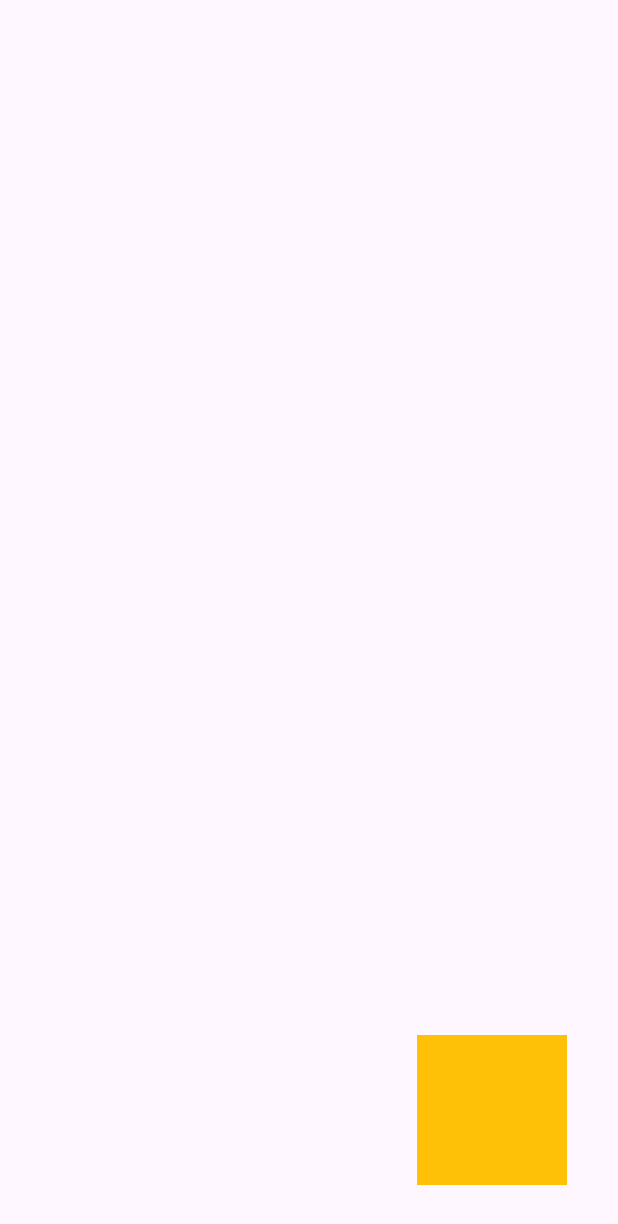
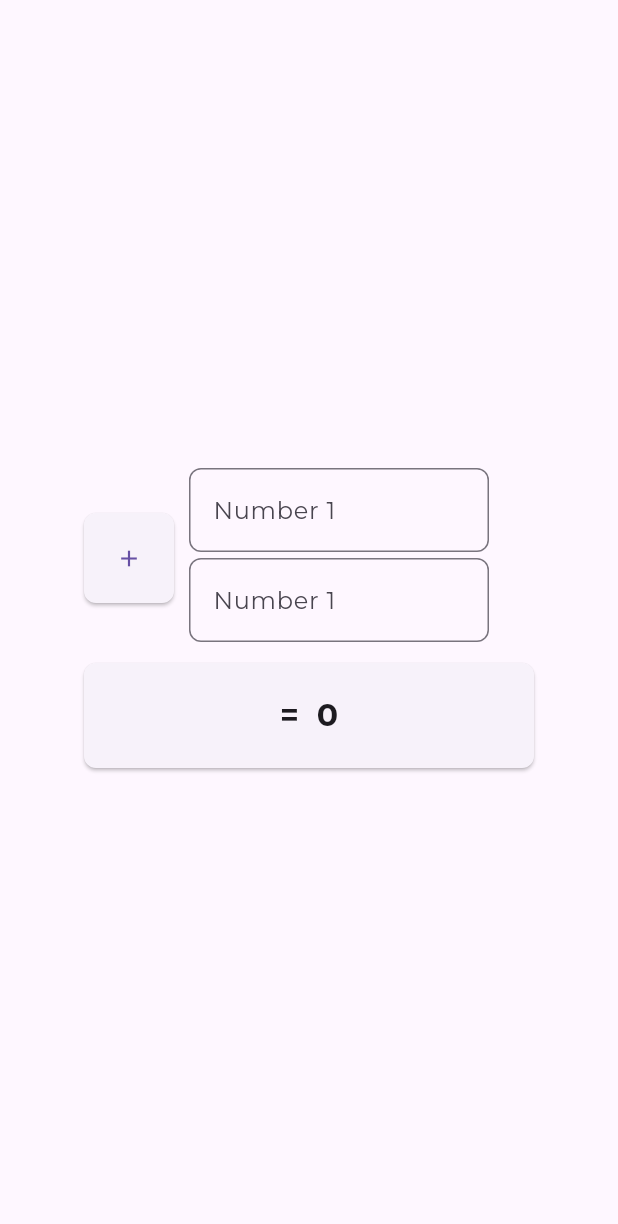
Before and after one commit to masked-redhat/learn-flutter, a Flutter app: the screen it shows after launch, on a phone screen of 412 x 824 dp. Shown: the top 1224 px of the screen. Run offline on Flutter 3.47's test engine with Material 3 defaults, Android fonts, the phone set to English and light mode, and no system bars; our stand-ins replace font_awesome_flutter; project files that could hold a hidden picture were left out.

Commit message:
project: small calc application

```diff
--- a/lib/main.dart
+++ b/lib/main.dart
@@ -1,5 +1,6 @@
 import 'package:app1/util/util.dart';
 import 'package:flutter/material.dart';
+import 'package:flutter/services.dart';
 import 'package:intl/intl.dart';
 import 'package:font_awesome_flutter/font_awesome_flutter.dart';
 
@@ -29,29 +30,136 @@ class MainApp extends StatelessWidget {
 }
 
 class MainWidget extends StatefulWidget {
-  const MainWidget({super.key});
-
   @override
-  State<MainWidget> createState() => _MainWidget();
+  State<MainWidget> createState() => MainWidgetState();
 }
 
-class _MainWidget extends State<MainWidget> {
+class MainWidgetState extends State<MainWidget> {
+  final number1Controller = TextEditingController();
+  final number2Controller = TextEditingController();
+
+  int sum = 0;
+  var operators = [Icons.add, Icons.remove, Icons.close];
+  var currOp = 0;
+
+  void changeOperator() {
+    setState(() {
+      currOp = (currOp + 1) % operators.length;
+    });
+  }
+
+  void calculate() {
+    var num1Text = number1Controller.text;
+    var num2Text = number2Controller.text;
+    int num1 = num1Text.isEmpty ? 0 : int.parse(num1Text);
+    int num2 = num2Text.isEmpty ? 0 : int.parse(num2Text);
+
+    int result = 0;
+
+    switch (currOp) {
+      case 0:
+        result = num1 + num2;
+        break;
+      case 1:
+        result = num1 - num2;
+        break;
+      case 2:
+        result = num1 * num2;
+        break;
+      default:
+    }
+
+    setState(() {
+      sum = result;
+    });
+  }
+
   @override
   Widget build(BuildContext context) {
     return Scaffold(
-      body: Container(
-        width: double.infinity,
-        height: double.infinity,
-        child: Stack(
-          children: [
-            Positioned(
-              right: 34,
-              bottom: 34,
-              child: Container(width: 100, height: 100, color: Colors.amber),
-            ),
-          ],
+      body: Center(
+        child: SizedBox(
+          width: 300,
+          height: 400,
+          child: Column(
+            mainAxisAlignment: MainAxisAlignment.center,
+            children: [
+              Row(
+                children: [
+                  _operatorBtn(),
+                  SizedBox(width: 10),
+                  Column(
+                    children: [
+                      _numInput(controller: number1Controller),
+                      _numInput(controller: number2Controller),
+                    ],
+                  ),
+                ],
+              ),
+              SizedBox(height: 10),
+              _equalsBtn(context, calculate),
+            ],
+          ),
+        ),
+      ),
+    );
+  }
+
+  SizedBox _operatorBtn() {
+    return SizedBox(
+      width: 60,
+      height: 60,
+      child: ElevatedButton(
+        onPressed: changeOperator,
+        style: ElevatedButton.styleFrom(
+          padding: EdgeInsets.zero,
+          shape: RoundedRectangleBorder(borderRadius: BorderRadius.circular(8)),
+        ),
+        child: Center(child: Icon(operators[currOp])),
+      ),
+    );
+  }
+
+  SizedBox _equalsBtn(BuildContext context, VoidCallback calculate) {
+    return SizedBox(
+      width: 300,
+      height: 70,
+      child: ElevatedButton(
+        style: ElevatedButton.styleFrom(
+          padding: EdgeInsets.zero,
+          shape: RoundedRectangleBorder(borderRadius: BorderRadius.circular(8)),
+        ),
+        onPressed: calculate,
+        child: Text(
+          "=  $sum",
+          style: Theme.of(context).textTheme.headlineSmall,
         ),
       ),
     );
   }
 }
+
+class _numInput extends StatelessWidget {
+  const _numInput({super.key, required this.controller});
+
+  final TextEditingController controller;
+
+  @override
+  Widget build(BuildContext context) {
+    return SizedBox(
+      width: 200,
+      height: 60,
+      child: TextField(
+        controller: controller,
+        keyboardType: TextInputType.number,
+        inputFormatters: <TextInputFormatter>[
+          FilteringTextInputFormatter.digitsOnly,
+        ],
+        decoration: InputDecoration(
+          hintText: "Number 1",
+          border: OutlineInputBorder(borderRadius: BorderRadius.circular(8)),
+        ),
+      ),
+    );
+  }
+}
```
